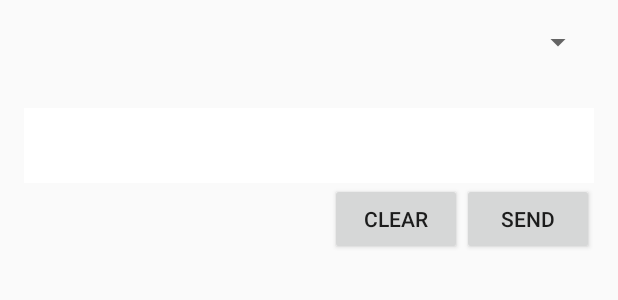
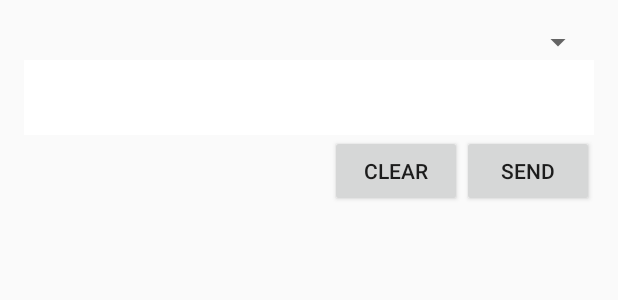
Before and after one commit to Ireapzz/requestProblem, an Android app: the layout activity_aitext_sample.xml on its own in the app's theme, with its tools: preview values and no code run, on a phone screen of 412 x 824 dp. Shown: the top 300 px of the screen. Run offline under Robolectric (Android 15) with nearby library versions, the phone set to English and light mode, and no system bars.

Commit message:
delete spinner and checkbox

```diff
--- a/apiai-android-client/apiAISampleApp/src/main/res/layout/activity_aitext_sample.xml
+++ b/apiai-android-client/apiAISampleApp/src/main/res/layout/activity_aitext_sample.xml
@@ -16,17 +16,6 @@
             android:layout_width="match_parent"
             android:layout_height="wrap_content"></Spinner>
 
-            <CheckBox
-                android:id="@+id/eventsCheckBox"
-                android:layout_width="wrap_content"
-                android:layout_height="match_parent"
-                android:visibility="invisible"/>
-
-            <Spinner
-                android:id="@+id/selectEventSpinner"
-                android:layout_width="match_parent"
-                android:layout_height="wrap_content"
-                android:visibility="gone"></Spinner>
 
         <EditText
             android:id="@+id/textQuery"
@@ -65,7 +54,7 @@
                 android:layout_width="match_parent"
                 android:layout_height="match_parent"
                 android:textAppearance="?android:attr/textAppearanceMedium"
-                android:layout_marginTop="40dp"
+                android:layout_marginTop="20dp"
                 android:textSize="20dp"
                 android:padding="10dp"/>
 
```
Also changed, not shown: apiai-android-client/apiAISampleApp/src/main/java/ai/api/sample/MainActivity.java (+4 -35 lines).
